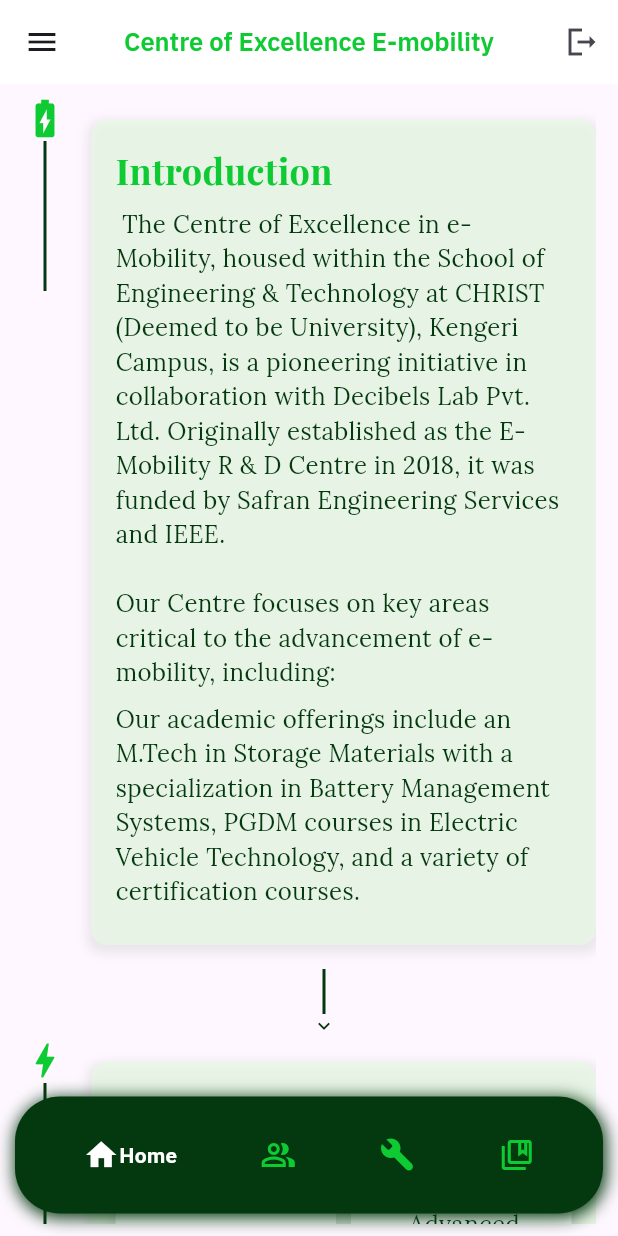
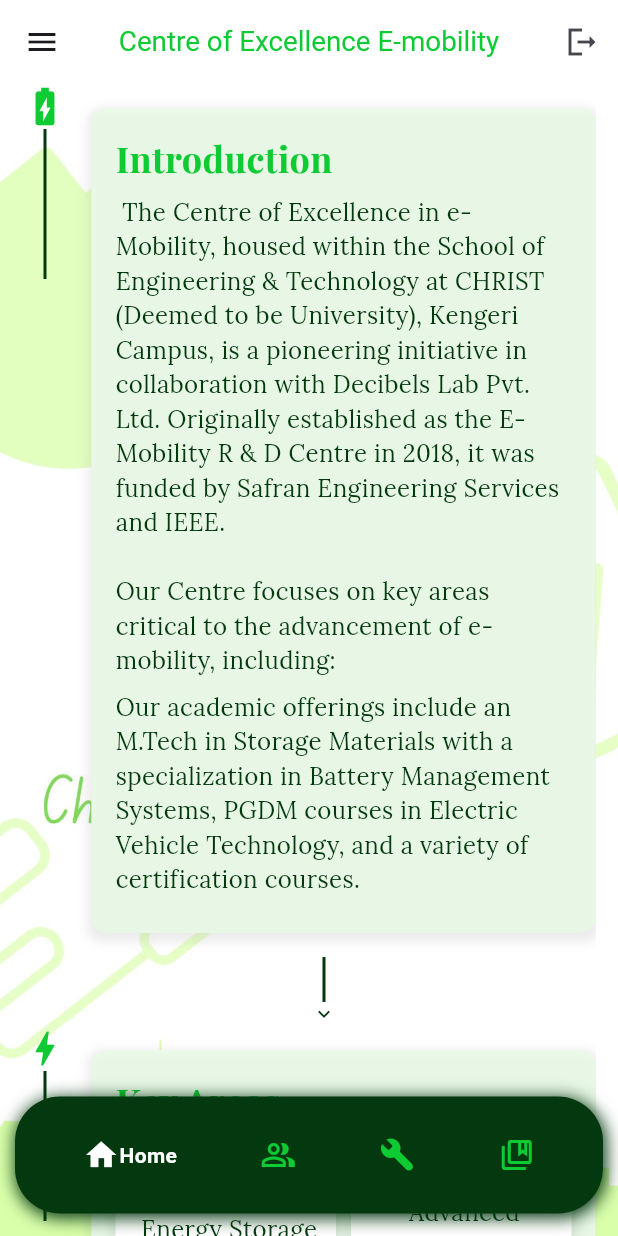
Before and after one commit to Sudharsshan/Emobility-Centre, a Flutter app: the screen it shows after launch, after a tap on "Sign in", on a phone screen of 412 x 824 dp. Run offline on Flutter 3.47's test engine with Material 3 defaults, Android fonts, the phone set to English and light mode, and no system bars; drawn by our look-alikes of google_nav_bar, hidden_drawer_menu; our stand-ins replace carousel_slider, datetime_picker_formfield, google_fonts, lottie, shared_preferences; Roboto replaces fonts that are missing (Lora_italic); project files that could hold a hidden picture were left out.

Commit message:
optimized UI across several pages

```diff
--- a/lib/components/hidden_drawer.dart
+++ b/lib/components/hidden_drawer.dart
@@ -10,14 +10,14 @@
 import '../models/shared_preferences/shared_preference_model.dart';
 import '../pages/login_page.dart';
 
-class HiddenDrawer extends StatefulWidget{
+class HiddenDrawer extends StatefulWidget {
   const HiddenDrawer({super.key});
 
   @override
   HiddenDrawerState createState() => HiddenDrawerState();
 }
 
-class HiddenDrawerState extends State<HiddenDrawer>{
+class HiddenDrawerState extends State<HiddenDrawer> {
   List<ScreenHiddenDrawer> pageList = [];
 
   final Color primaryColor = ThemeClass().primaryAccent;
@@ -25,19 +25,16 @@
 
   // base style of drawer items
   final baseStyle = TextStyle(
-    color: ThemeClass().secondaryAccent,
-    fontWeight: FontWeight.normal
-  );
+      color: ThemeClass().secondaryAccent, fontWeight: FontWeight.normal);
 
   // style of selected item in drawer menu
   final selectedStyle = TextStyle(
       color: ThemeClass().primaryAccent,
       fontWeight: FontWeight.bold,
-      fontSize: 22
-  );
+      fontSize: 22);
 
   @override
-  void initState(){
+  void initState() {
     super.initState();
 
     // Initialize the screens which will be shown in the custom drawer
@@ -45,102 +42,88 @@
       // Home screen
       ScreenHiddenDrawer(
           ItemHiddenMenu(
-            name: 'Centre of Excellence E-mobility',
-            baseStyle: baseStyle,
-            selectedStyle: selectedStyle
-          ),
-          const MajorScreen()
-      ),
+              name: 'Centre of Excellence E-mobility',
+              baseStyle: baseStyle,
+              selectedStyle: selectedStyle),
+          const MajorScreen()),
 
       // About screen
       ScreenHiddenDrawer(
           ItemHiddenMenu(
               name: 'About',
               baseStyle: baseStyle,
-              selectedStyle: selectedStyle
-          ),
-          const About()
-      ),
+              selectedStyle: selectedStyle),
+          const About()),
 
       // our achievements
       ScreenHiddenDrawer(
           ItemHiddenMenu(
               name: 'our Achievements',
               baseStyle: baseStyle,
-              selectedStyle: selectedStyle
-          ),
-          const OurAchievements()
-      ),
+              selectedStyle: selectedStyle),
+          const OurAchievements()),
 
       // Industry Collab screen
       ScreenHiddenDrawer(
           ItemHiddenMenu(
               name: 'Industry Collaborations',
               baseStyle: baseStyle,
-              selectedStyle: selectedStyle
-          ),
-          const IndustryCollab()
-      ),
+              selectedStyle: selectedStyle),
+          const IndustryCollab()),
 
       // Contact us
       ScreenHiddenDrawer(
           ItemHiddenMenu(
               name: 'Contact Us',
               baseStyle: baseStyle,
-              selectedStyle: selectedStyle
-          ),
-          const ContactUs()
-      ),
+              selectedStyle: selectedStyle),
+          const ContactUs()),
 
       // Settings screen
       ScreenHiddenDrawer(
         ItemHiddenMenu(
             name: 'Settings',
             baseStyle: baseStyle,
-            selectedStyle: selectedStyle
-        ),
+            selectedStyle: selectedStyle),
         const Settings(),
       ),
-
     ];
   }
 
   @override
-  Widget build(BuildContext context){
-
+  Widget build(BuildContext context) {
     TextStyle titleStyle = TextStyle(
         color: primaryColor,
-        fontSize: 17,
-        fontFamily: 'IBMPlexSansBold'
-    );
+        fontSize: MediaQuery.sizeOf(context).width * 0.045,
+        fontFamily: 'Lora_italic',
+        fontWeight: FontWeight.w400);
 
     return HiddenDrawerMenu(
       styleAutoTittleName: titleStyle,
       backgroundColorAppBar: Colors.white,
       elevationAppBar: 0,
       isTitleCentered: true,
+      screens: pageList,
+      backgroundColorMenu: Colors.white,
+      initPositionSelected: 0,
+      slidePercent: 65,
       actionsAppBar: [
         IconButton(
-            onPressed: (){
+            onPressed: () {
               // Handle user logout here
 
               // Set userLogin sharedPref to false (user logged out)
               SharedPreferenceModel().setUserLoginStatus(false);
 
               // Take user to login page
-              Navigator.of(context).popUntil((route)=> route.isFirst);
-              Navigator.of(context).push(MaterialPageRoute(builder: (BuildContext context) => LoginPage()));
-
+              Navigator.of(context).popUntil((route) => route.isFirst);
+              Navigator.of(context).push(MaterialPageRoute(
+                  builder: (BuildContext context) => LoginPage()));
             },
             icon: const Icon(
               Icons.logout_sharp,
             ))
       ],
-      screens: pageList,
-      backgroundColorMenu: Colors.white,
-      initPositionSelected: 0,
-      slidePercent: 65,
     );
   }
-
 }
--- a/lib/major_screen.dart
+++ b/lib/major_screen.dart
@@ -24,12 +24,20 @@
     Color secondaryColor = ThemeClass().secondaryAccent;
     PageController pageController = PageController();
 
-    return MaterialApp(
-      debugShowCheckedModeBanner: false,
-      home: Scaffold(
-        body: Stack(
+    return Stack(
       alignment: Alignment.bottomCenter,
       children: [
+        // Image decoration for wallpaper
+        SizedBox(
+          height: MediaQuery.sizeOf(context).height,
+          width: MediaQuery.sizeOf(context).width,
+          child: Image.asset(
+            'lib/images/wallpapers/home_page/centre_of_excellence.jpg',
+            fit: BoxFit.cover,
+          ),
+        ),
+
+        // main page screens
         PageView(
           onPageChanged: (index) {
             setState(() {
@@ -40,14 +48,15 @@
           children: const [
             Home(),
             Teams(),
-                EquipmentsPage(), // Ensure this is the correct reference
+            EquipmentsPage(),
             Projects(),
           ],
         ),
+
+        // floating nav bar
         SafeArea(
           child: Container(
-                margin:
-                    const EdgeInsets.symmetric(horizontal: 10, vertical: 15),
+            margin: const EdgeInsets.symmetric(horizontal: 10, vertical: 15),
             decoration: BoxDecoration(
               color: secondaryColor,
               borderRadius: BorderRadius.circular(30),
@@ -68,8 +77,8 @@
                 color: primaryColor,
                 activeColor: Colors.white,
                 mainAxisAlignment: MainAxisAlignment.spaceEvenly,
-                    padding: const EdgeInsets.symmetric(
-                        horizontal: 10, vertical: 12),
+                padding:
+                    const EdgeInsets.symmetric(horizontal: 10, vertical: 12),
                 onTabChange: (index) {
                   setState(() {
                     if ((selectedPage - index).abs() == 1) {
@@ -107,8 +116,6 @@
           ),
         ),
       ],
-        ),
-      ),
     );
   }
 }
--- a/lib/pages/home.dart
+++ b/lib/pages/home.dart
@@ -54,8 +54,9 @@
 
     return FadeTransition(
       opacity: _fadeAnimation,
-      child: Padding(
-        padding: const EdgeInsets.symmetric(horizontal: 15, vertical: 8),
+      child: // Home page content
+          Padding(
+        padding: const EdgeInsets.symmetric(horizontal: 15, vertical: 0),
         child: homeScreen(context, primaryColor, secondaryColor),
       ),
     );
@@ -176,7 +177,7 @@
         ),
 
         // Additional box to keep the last widget above the navigation bar
-        const SizedBox(height: 80),
+        const SizedBox(height: 100),
       ],
     );
   }
--- a/lib/pages/homePage_components/home_page_content.dart
+++ b/lib/pages/homePage_components/home_page_content.dart
@@ -1,37 +1,30 @@
-
-class HomePageContent{
+class HomePageContent {
   // This class contains the data to be shown to the user in home page
-  String visionContext = '\"Energizing a new era of Electric Mobility through education, innovation, and collaborative excellence.\"';
+  String visionContext =
+      '"Energizing a new era of Electric Mobility through education, innovation, and collaborative excellence."';
 
   String missionContext =
       "Dedicated to propelling the future of sustainable transportation, the center fosters innovation"
       "encourages knowledge sharing and promotes industry collaboration.";
 
   String objectivesContext =
-      " • To develop proof of concepts, innovative solutions and subsystems in E-Mobility.\n\n"
-      " • To conduct training in Electric Vehicle technologies in collaboration with industries.\n\n"
-      " • To develop a blended learning platform on Electric Vehicle Technology, catering to students, researchers and industry professionals\n\n"
-      " • To provide consultancy to electric mobility companies and to participate in product development."
-  ;
+      " -> To develop proof of concepts, innovative solutions and subsystems in E-Mobility.\n\n"
+      " -> To conduct training in Electric Vehicle technologies in collaboration with industries.\n\n"
+      " -> To develop a blended learning platform on Electric Vehicle Technology, catering to students, researchers and industry professionals\n\n"
+      " -> To provide consultancy to electric mobility companies and to participate in product development.";
 
   String introductions_1 =
       "\tThe Centre of Excellence in e-Mobility, housed within the School of Engineering & Technology at CHRIST (Deemed to be University), Kengeri Campus,"
       " is a pioneering initiative in collaboration with Decibels Lab Pvt. Ltd. Originally established as the E-Mobility R & D Centre in 2018, it was"
       " funded by Safran Engineering Services and IEEE."
-      "\n\nOur Centre focuses on key areas critical to the advancement of e-mobility, including:"
-  ;
+      "\n\nOur Centre focuses on key areas critical to the advancement of e-mobility, including:";
 
-  String introductions_2 =
-      " Energy Storage Systems\n"
+  String introductions_2 = " Energy Storage Systems\n"
       " Advanced Powertrain Technologies\n"
       " Software-driven Vehicles\n"
-      " Sustainable Transportation\n"
-  ;
+      " Sustainable Transportation\n";
 
-  String introductions_3 =
-      "Our academic offerings include an"
+  String introductions_3 = "Our academic offerings include an"
       " M.Tech in Storage Materials with a specialization in Battery Management Systems, PGDM courses in Electric Vehicle Technology, and a variety of "
-      "certification courses."
-  ;
-
+      "certification courses.";
 }
--- a/lib/pages/homePage_components/time_line_item_builder.dart
+++ b/lib/pages/homePage_components/time_line_item_builder.dart
@@ -51,11 +51,16 @@
             // Content box
             Expanded(
               child: Container(
-                margin: const EdgeInsets.symmetric(vertical: 16.0),
+                margin: const EdgeInsets.symmetric(vertical: 16),
+                decoration: BoxDecoration(
+                  color: Colors.white,
+                  borderRadius: BorderRadius.circular(10.0),
+                ),
+                child: Container(
                   padding: const EdgeInsets.all(16.0),
                   decoration: BoxDecoration(
+                    borderRadius: BorderRadius.circular(10.0),
                     color: backgroundFill,
-                  borderRadius: BorderRadius.circular(10.0),
                     boxShadow: [
                       BoxShadow(
                         color: Colors.grey.withOpacity(0.2),
@@ -124,6 +129,7 @@
                   ),
                 ),
               ),
+            ),
           ],
         ),
 
```
Also changed, not shown: lib/pages/equipments.dart (+3 -6 lines), lib/pages/equipments/swiper_widget.dart (+10 -10 lines), lib/pages/projects.dart (+7 -4 lines), lib/pages/projectsPage_components/project_tile.dart (+10 -3 lines), lib/pages/teamsPage_components/teams_page_tiles.dart (+6 -3 lines), pubspec.yaml (+7 -0 lines), lib/images/wallpapers/home_page/centre_of_excellence.jpg (added), 1 other file. Lines whose indentation alone changed are shown as unchanged.
